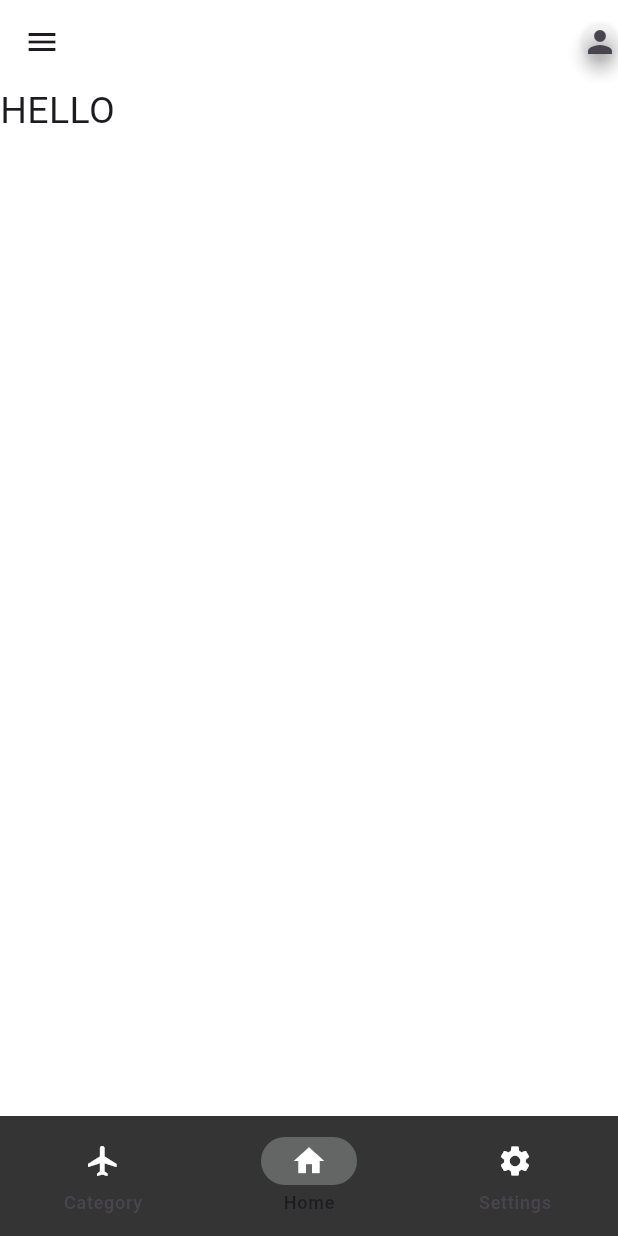
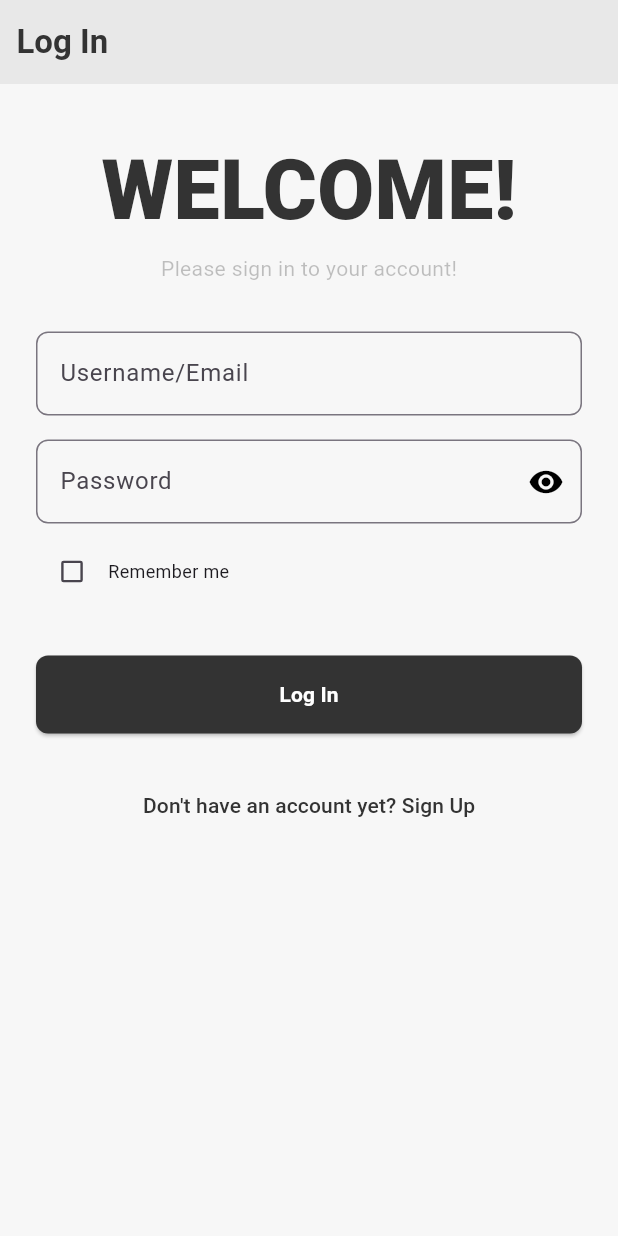
Before and after one commit to FlutterGroupProjectArtGallery/FlutterArtGallery, a Flutter app: the screen it shows after launch, on a phone screen of 412 x 824 dp. Run offline on Flutter 3.47's test engine with Material 3 defaults, Android fonts, the phone set to English and light mode, and no system bars; our stand-ins replace firebase_auth, firebase_core, google_fonts; accounts and stored records are empty; key blocks and very long unbroken strings in the code were emptied for the run.

Commit message:
various fixes

```diff
--- a/lib/main.dart
+++ b/lib/main.dart
@@ -3,9 +3,15 @@ import 'package:art_gallery_application/screens/drawer/airplanedrawer.dart';
 import 'package:art_gallery_application/screens/drawer/briefcasedrawer.dart';
 import 'package:art_gallery_application/screens/drawer/housedrawer.dart';
 import 'package:art_gallery_application/screens/homepage.dart';
-import 'package:art_gallery_application/screens/profile.dart';
+import 'package:art_gallery_application/userauth/userauth.dart';
+import 'package:firebase_core/firebase_core.dart';
+import 'firebase/firebase_options.dart';
 
-void main() {
+void main() async{
+  WidgetsFlutterBinding.ensureInitialized();
+  await Firebase.initializeApp(
+    options: DefaultFirebaseOptions.currentPlatform,
+  );
   runApp(const MyApp());
 }
 
@@ -19,7 +25,9 @@ class MyApp extends StatelessWidget {
       initialRoute: '/',
       routes: {
         '/': (context) => const MyHomePage(),
-        '/second': (context) => const MyPersonalProfileScreen(),
+        '/login': (context) => const LoginPage(),
+        '/signup': (context) => const SignUpPage(),
+        '/homepage': (context) => const MyHomePage(),
         '/housedrawer': (context) => const MyHouseDrawer(),
         '/briefcasedrawer': (context) => const MyBriefcaseDrawer(),
         '/airplanedrawer': (context) => const MyAirplaneDrawer(),
--- a/lib/screens/homepage.dart
+++ b/lib/screens/homepage.dart
@@ -1,119 +1,106 @@
 import 'package:flutter/material.dart';
-import 'package:art_gallery_application/data/data.dart';
-import 'package:art_gallery_application/screens/screens.dart';
+import 'package:firebase_auth/firebase_auth.dart';
+import 'package:google_fonts/google_fonts.dart';
+
+class MyApp extends StatelessWidget {
+   MyApp({super.key});
+
+
+  @override
+  Widget build(BuildContext context) {
+    return MaterialApp(
+      title: 'PocketSight',
+      theme: ThemeData(
+        primarySwatch: Colors.blue,
+        textTheme: GoogleFonts.poppinsTextTheme(),
+      ),
+      home: const MyHomePage(),
+    );
+  }
+}
 
 class MyHomePage extends StatefulWidget {
   const MyHomePage({super.key});
 
   @override
-  State<MyHomePage> createState() => _MyHomePageState();
+  _MyHomePageState createState() => _MyHomePageState();
 }
 
 class _MyHomePageState extends State<MyHomePage> {
-  int currentIndex = 1;
-  int selectedIndex = 1;
 
-  final List<Widget> _screens = [
-    const MyAirplaneBody(),
-    MyBodyHome(person: Person()),
-    const MySettingsBody(),
-  ];
+  final FirebaseAuth _auth = FirebaseAuth.instance;
+
+  int _selectedIndex = 1;
+   // Default to Home
+@override
+void initState() {
+ super.initState();
+ FirebaseAuth.instance.authStateChanges().listen((User? user) {
+   if (user == null) {
+     Navigator.pushNamed(context, '/login');
+   } else {
+     print("User is signed in!");
+     // Update the UI or redirect as needed
+   }
+ });
+}
+  void _onItemTapped(int index) {
+    setState(() {
+      _selectedIndex = index;
+    });
+  }
+
   @override
   Widget build(BuildContext context) {
     return Scaffold(
       appBar: AppBar(
-        backgroundColor: Colors.white,
+        backgroundColor: const Color(0xFF333333),
+        title: const Text(
+          '  POCKET SIGHTS',
+          style: TextStyle(
+            color: Color(0xFFF7F7F7),
+            fontWeight: FontWeight.w900, // Make the text bold
+            letterSpacing: 1.0, // Add letter spacing if needed
+          ),
+        ),
+        automaticallyImplyLeading: false,
+        centerTitle: false, // Left-align the title
+        titleSpacing: 0, // Remove spacing from the start
+        toolbarHeight: kToolbarHeight, // Set toolbar height to default
         actions: const [
           Padding(
               padding: EdgeInsets.all(8.0),
               child: Material(
-                shape: CircleBorder(),
+                shape: CircleBorder(side: BorderSide(color: Colors.black,width: 2)),
               )),
           Material(
             elevation: 4.0,
             shape: CircleBorder(),
-            color: Colors.transparent,
+            color: Colors.white,
             child: Icon(Icons.person),
           ),
         ],
       ),
-      backgroundColor: Colors.white,
-      body: _screens[currentIndex],
-      drawer: Drawer(
-        backgroundColor: Colors.white,
-        child: ListView(
-          children: [
-            const SizedBox(
-              height: 65,
-              child: DrawerHeader(
-                decoration: BoxDecoration(color: Colors.white),
-                child: Text("Pocket Sights"),
-              ),
-            ),
-            ListTile(
-              textColor: Colors.black,
-              iconColor: Colors.black,
-              leading: const Icon(Icons.home),
-              title: const Text("House"),
-              trailing: const Icon(Icons.more_vert),
-              onTap: () {
-                Navigator.pushNamed(context, '/housedrawer');
-              },
-            ),
-            ListTile(
-              textColor: Colors.black,
-              iconColor: Colors.black,
-              leading: const Icon(Icons.work),
-              title: const Text("Brief Case"),
-              trailing: const Icon(Icons.more_vert),
-              onTap: () {
-                Navigator.pushNamed(context, '/briefcasedrawer');
-              },
-            ),
-            ListTile(
-              textColor: Colors.black,
-              iconColor: Colors.black,
-              leading: const Icon(Icons.flight),
-              title: const Text("Airplane"),
-              trailing: const Icon(Icons.more_vert),
-              onTap: () {
-                Navigator.pushNamed(context, '/airplanedrawer');
-              },
-            ),
-          ],
-        ),
-      ),
-      bottomNavigationBar: NavigationBar(
-        backgroundColor: const Color.fromARGB(255, 56, 56, 56),
-        indicatorColor: const Color.fromARGB(255, 99, 102, 101),
-        destinations: const [
-          NavigationDestination(
-              icon: Icon(
-                Icons.flight,
-                color: Colors.white,
-              ),
-              label: 'Category'),
-          NavigationDestination(
-              icon: Icon(
-                Icons.home,
-                color: Colors.white,
-              ),
-              label: 'Home'),
-          NavigationDestination(
-            icon: Icon(
-              Icons.settings,
-              color: Colors.white,
-            ),
-            label: 'Settings',
+      body: Center(),
+      bottomNavigationBar: BottomNavigationBar(
+        backgroundColor: const Color(0xFF333333),
+        selectedItemColor: const Color(0xFFF7F7F7),
+        unselectedItemColor: Color.fromARGB(255, 209, 209, 209),
+        onTap: _onItemTapped,
+        items: const <BottomNavigationBarItem>[
+          BottomNavigationBarItem(
+            icon: Icon(Icons.category),
+            label: 'Category',
+          ),
+          BottomNavigationBarItem(
+            icon: Icon(Icons.home),
+            label: 'Home',
+          ),
+          BottomNavigationBarItem(
+            icon: Icon(Icons.favorite),
+            label: 'Likes',
           ),
         ],
-        surfaceTintColor: Colors.black,
-        onDestinationSelected: (int index) {
-          setState(() {
-            currentIndex = index;
-          });
-        },
-        selectedIndex: currentIndex,
       ),
     );
   }
--- a/lib/screens/screens.dart
+++ b/lib/screens/screens.dart
@@ -1,6 +1,5 @@
 export 'package:art_gallery_application/screens/bodyairplane.dart';
 export 'package:art_gallery_application/screens/homepage.dart';
-export 'package:art_gallery_application/screens/profile.dart';
 export 'package:art_gallery_application/screens/bodyhome.dart';
 export 'package:art_gallery_application/screens/bodysettings.dart';
 export 'drawer/airplanedrawer.dart';
--- /dev/null
+++ b/lib/userauth/login.dart
@@ -0,0 +1,235 @@
+import 'package:flutter/material.dart';
+import 'package:firebase_auth/firebase_auth.dart';
+import 'package:art_gallery_application/screens/homepage.dart';
+
+class LoginPage extends StatefulWidget {
+  const LoginPage({super.key});
+
+  @override
+  State<LoginPage> createState() => _LoginPageState();
+}
+
+class _LoginPageState extends State<LoginPage> {
+  bool _rememberMe = false;
+  final TextEditingController _emailController = TextEditingController();
+  final TextEditingController _passwordController = TextEditingController();
+
+  final _key = GlobalKey<FormState>();
+
+  final FirebaseAuth _auth = FirebaseAuth.instance;
+  String? errorMessage;
+  bool _passwordVisible = true;
+
+  Future<String?> _login(String email, String password) async {
+    try {
+      await _auth.signInWithEmailAndPassword(email: email, password: password);
+      Navigator.push(
+          // ignore: use_build_context_synchronously
+          context,
+          MaterialPageRoute(builder: (context) => HomePage()));
+      // ignore: use_build_context_synchronously
+      ScaffoldMessenger.of(context).showSnackBar(const SnackBar(
+        content: Text("You have Logged in Successfully"),
+        duration: Duration(seconds: 5),
+      ));
+    } on FirebaseAuthException catch (error) {
+      switch (error.code) {
+        case 'user-not-found':
+          // ignore: use_build_context_synchronously
+          ScaffoldMessenger.of(context).showSnackBar(const SnackBar(
+            content: Text("User Not Found"),
+            duration: Duration(seconds: 5),
+          ));
+        default:
+          ScaffoldMessenger.of(context).showSnackBar(const SnackBar(
+            content: Text("Unidentified Problem Found"),
+            duration: Duration(seconds: 5),
+          ));
+      }
+    }
+    return null;
+  }
+
+  String? _emailValidator(String? email) {
+    if (email == null || email.isEmpty) {
+      return 'Please enter your email';
+    } else if (!RegExp(r'^[^\s@]+@[^\s@]+\.[^\s@]+$').hasMatch(email)) {
+      return 'Please enter a valid email';
+    }
+    return null;
+  }
+
+  String? _passwordValidator(String? password) {
+    if (password == null || password.isEmpty) {
+      return 'Please enter your password';
+    } else if (!RegExp(
+            r'^(?=.*[A-Za-z])(?=.*\d)(?=.*[@$!%*#?&])[A-Za-z\d@$!%*#?&]{8,}$')
+        .hasMatch(password)) {
+      return 'Minimum eight characters, at least one letter, one number and one special character';
+    }
+    return null;
+  }
+
+  @override
+  void initState() {
+    super.initState();
+    _passwordVisible = true;
+  }
+
+  @override
+  void dispose() {
+    _emailController.dispose();
+    _passwordController.dispose();
+    super.dispose();
+  }
+
+  @override
+  Widget build(BuildContext context) {
+    return Scaffold(
+      backgroundColor: const Color(0xFFF7F7F7),
+      appBar: AppBar(
+        backgroundColor: const Color(0xFFE8E8E8),
+        title: const Text(
+          '  Log In',
+          style: TextStyle(
+            color: Color(0xFF333333),
+            fontWeight: FontWeight.bold,
+          ),
+        ),
+        centerTitle: false,
+        titleSpacing: 0,
+        automaticallyImplyLeading: false,
+      ),
+      body: SingleChildScrollView(
+        child: Padding(
+          padding: const EdgeInsets.symmetric(horizontal: 24.0),
+          child: Column(
+            mainAxisAlignment: MainAxisAlignment.center,
+            children: <Widget>[
+              const SizedBox(height: 32),
+              const Text(
+                'WELCOME!',
+                style: TextStyle(
+                  fontSize: 55,
+                  color: Color(0xFF333333),
+                  fontWeight: FontWeight.w900,
+                ),
+              ),
+              const SizedBox(height: 2),
+              const Text(
+                'Please sign in to your account!',
+                style: TextStyle(
+                  fontSize: 14,
+                  color: Color.fromARGB(75, 51, 51, 51),
+                ),
+              ),
+              const SizedBox(height: 32),
+              TextFormField(
+                keyboardType: TextInputType.emailAddress,
+                    controller: _emailController,
+                    validator: _emailValidator,
+                decoration: InputDecoration(
+                  hintText: 'JuanDelaCruz@gmail.com',
+                  labelText: 'Username/Email',
+                  border: OutlineInputBorder(
+                    borderRadius: BorderRadius.circular(8),
+                  ),
+                ),
+              ),
+              const SizedBox(height: 16),
+              TextFormField(
+                decoration: InputDecoration(
+                  hintText: 'Password',
+                  labelText: 'Password',
+                  suffixIcon: IconButton(
+                        icon: Icon(
+                          // Based on passwordVisible state choose the icon
+                          _passwordVisible
+                              ? Icons.visibility
+                              : Icons.visibility_off,
+                          color: Colors.black,
+                        ),
+                        onPressed: () {
+                          setState(() {
+                            _passwordVisible = !_passwordVisible;
+                          });
+                        },
+                      ),
+                  border: OutlineInputBorder(
+                    borderRadius: BorderRadius.circular(8),
+                  ),
+                ),
+                controller: _passwordController,
+                validator: _passwordValidator,
+                obscureText: _passwordVisible,
+              ),
+              const SizedBox(height: 8),
+              Row(
+                mainAxisAlignment: MainAxisAlignment.start,
+                children: [
+                  Transform.scale(
+                    scale: 0.8,
+                    child: Checkbox(
+                      value: _rememberMe,
+                      onChanged: (bool? value) {
+                        setState(() {
+                          _rememberMe = value ?? false;
+                        });
+                      },
+                    ),
+                  ),
+                  const Text('Remember me',
+                      style: TextStyle(fontSize: 12)),
+                ],
+              ),
+              const SizedBox(height: 32),
+              SizedBox(
+                width: double.infinity,
+                child: ElevatedButton(
+                 onPressed: () {
+                  setState(() {
+                        _emailValidator(_emailController.text);
+                        _passwordValidator(_passwordController.text);
+                      });
+                      if (_key.currentState!.validate()) {
+                        _login(_emailController.text, _passwordController.text);
+                      }
+                    },
+                  style: ElevatedButton.styleFrom(
+                    backgroundColor: const Color(0xFF333333),
+                    padding: const EdgeInsets.symmetric(vertical: 16),
+                    shape: RoundedRectangleBorder(
+                      borderRadius: BorderRadius.circular(8),
+                    ),
+                  ),
+                  child: const Text(
+                    'Log In',
+                    style: TextStyle(
+                      color: Colors.white,
+                      fontWeight: FontWeight.bold,
+                      fontSize: 14,
+                    ),
+                  ),
+                ),
+              ),
+              const SizedBox(height: 16),
+              const SizedBox(height: 8),
+              TextButton(
+                onPressed: () {
+                  Navigator.pushNamed(context, '/signup');
+                },
+                child: const Text(
+                  'Don\'t have an account yet? Sign Up',
+                  style: TextStyle(
+                    color: Color(0xFF333333),
+                  ),
+                ),
+              ),
+              const SizedBox(height: 32),
+            ],
+          ),
+        ),
+      ),
+    );
+  }
+}
--- /dev/null
+++ b/lib/userauth/userauth.dart
@@ -0,0 +1,2 @@
+export 'login.dart';
+export 'signup.dart';
--- a/pubspec.yaml
+++ b/pubspec.yaml
@@ -31,11 +31,12 @@ dependencies:
   flutter:
     sdk: flutter
 
-
   # The following adds the Cupertino Icons font to your application.
   # Use with the CupertinoIcons class for iOS style icons.
   cupertino_icons: ^1.0.6
   firebase_core: ^3.2.0
+  google_fonts: ^6.2.1
+  firebase_auth: ^5.1.2
 
 dev_dependencies:
   flutter_test:
```
Also changed, not shown: lib/screens/profile.dart (deleted, +0 -40 lines), lib/userauth/signup.dart (added, +189 -0 lines), lib/firebase/firebase_options.dart (renamed from lib/firebase_options.dart), pubspec.lock, 3 other files.
